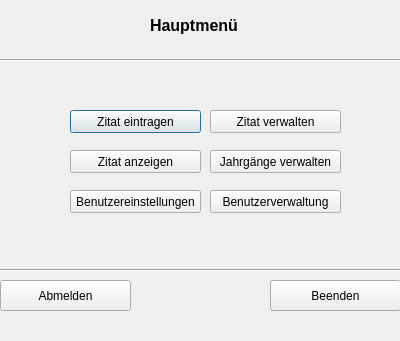
This is ZitatErfassung/frmhauptmenueadmin.ui in TrialAnd404/MyRepo as Qt 5 draws it before an edit. The edited form follows.
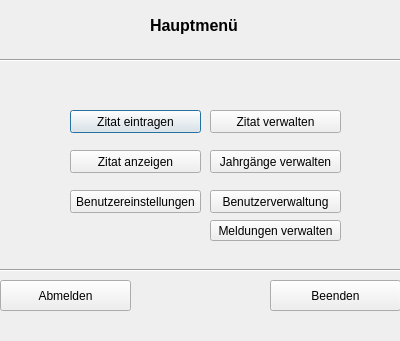
This is the edited form.

Commit message:
Meldungen, Bentzerimport, Fixes
Meldungen anzeigen und abarbeiten, Benutzerimport aus text-Datei, diverse Fixes

What changed in the file:
```diff
--- a/ZitatErfassung/frmhauptmenueadmin.ui
+++ b/ZitatErfassung/frmhauptmenueadmin.ui
@@ -156,6 +156,19 @@
     <string>Benutzerverwaltung</string>
    </property>
   </widget>
+  <widget class="QPushButton" name="btnMeldungenVerwalten">
+   <property name="geometry">
+    <rect>
+     <x>210</x>
+     <y>220</y>
+     <width>131</width>
+     <height>21</height>
+    </rect>
+   </property>
+   <property name="text">
+    <string>Meldungen verwalten</string>
+   </property>
+  </widget>
  </widget>
  <resources/>
  <connections/>
```
The commit also changes 24 other files.
